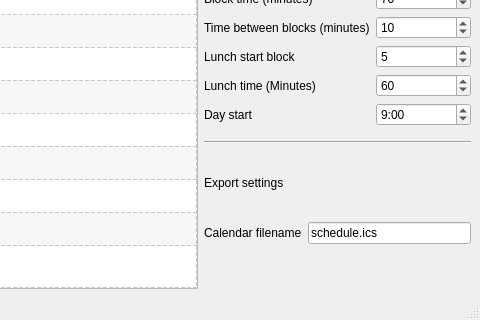
Before: the Qt Designer form src/form.ui in discojapi/ics-class-schedule, drawn with Qt 5; both pictures show x 669 to 1149 and y 461 to 781 of the 1149 by 781 pixel window.
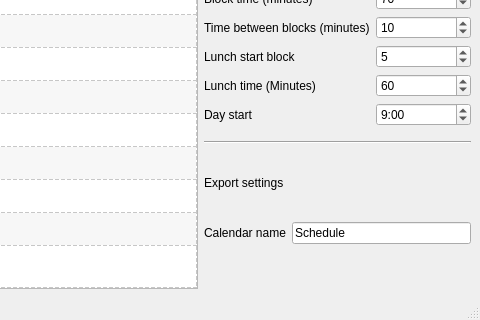
After: the same form once the commit is applied. Icons and pictures are not drawn.

Commit message: Save and load schedule

Diff of the .ui file:
```diff
--- a/src/form.ui
+++ b/src/form.ui
@@ -602,14 +602,14 @@
         <item row="0" column="0">
          <widget class="QLabel" name="filenameLabel">
           <property name="text">
-           <string>Calendar filename</string>
+           <string>Calendar name</string>
           </property>
          </widget>
         </item>
         <item row="0" column="1">
          <widget class="QLineEdit" name="filenameLineEdit">
           <property name="text">
-           <string>schedule.ics</string>
+           <string>Schedule</string>
           </property>
          </widget>
         </item>
```
Left out of the diff: 31 changed lines with no effect on the pictures. The commit also changes 7 other files.
